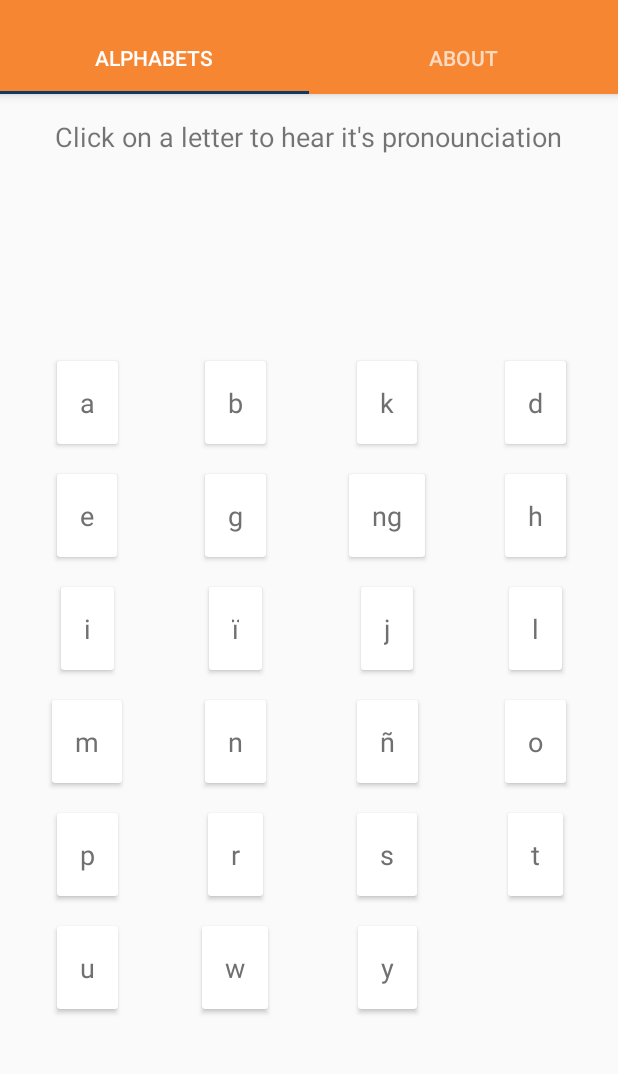
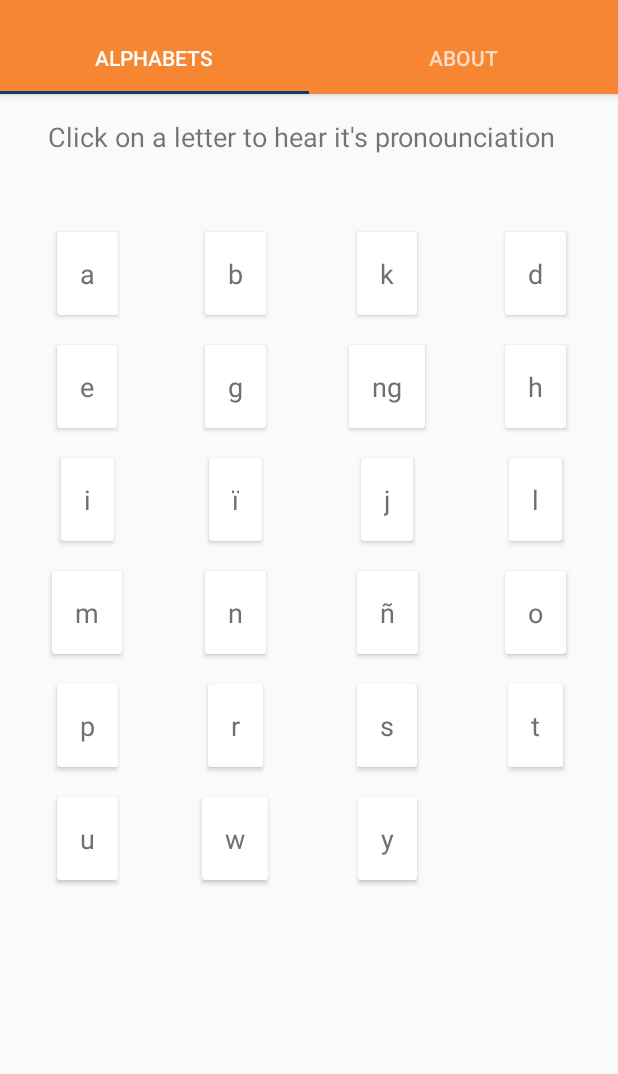
Before and after one commit to tanuj-05/khasi-eng-dictionary-new, an Android app: the FragmentLanguagesAlphabets screen opened directly, with no data from a screen before it, on a phone screen of 412 x 824 dp, the part 74-1148 px from its top. Run offline under Robolectric (Android 15) with nearby library versions, the phone set to English and light mode, and no system bars; Roboto replaces fonts that are not available here.

Commit message:
Cleaned the code.

```diff
--- a/app/src/main/res/layout/fragment_language_alphabets.xml
+++ b/app/src/main/res/layout/fragment_language_alphabets.xml
@@ -1,5 +1,5 @@
 <?xml version="1.0" encoding="utf-8"?>
-<android.support.constraint.ConstraintLayout xmlns:android="http://schemas.android.com/apk/res/android"
+<RelativeLayout xmlns:android="http://schemas.android.com/apk/res/android"
     xmlns:app="http://schemas.android.com/apk/res-auto"
     xmlns:tools="http://schemas.android.com/tools"
     android:id="@+id/constraintLayout"
@@ -11,15 +11,18 @@
         android:id="@+id/mainGrid"
         android:layout_width="match_parent"
         android:layout_height="wrap_content"
+        android:layout_below="@+id/textView11"
+        android:verticalSpacing="0dp"
+        android:horizontalSpacing="0dp"
+        android:stretchMode="columnWidth"
         android:layout_marginStart="8dp"
         android:layout_marginLeft="8dp"
+        android:layout_marginTop="30dp"
         android:layout_marginEnd="8dp"
         android:layout_marginRight="8dp"
-        android:layout_marginBottom="32dp"
+        android:layout_marginBottom="10dp"
         android:gravity="center_vertical"
-        android:horizontalSpacing="1dp"
         android:padding="0dp"
-        android:verticalSpacing="10dp"
         app:columnCount="4"
         app:layout_constraintBottom_toBottomOf="parent"
         app:layout_constraintEnd_toEndOf="parent"
@@ -39,7 +42,8 @@
             android:padding="10dp"
             app:layout_columnWeight="0.5"
             app:layout_gravity="center_horizontal|center_vertical"
-            app:layout_rowWeight="0.5">
+            app:layout_rowWeight="0.5"
+            android:focusable="true">
 
             <LinearLayout
                 android:layout_width="wrap_content"
@@ -841,4 +845,4 @@
         app:layout_constraintEnd_toEndOf="parent"
         app:layout_constraintStart_toStartOf="parent"
         app:layout_constraintTop_toTopOf="parent" />
-</android.support.constraint.ConstraintLayout>
+</RelativeLayout>
--- a/app/src/main/res/values/strings.xml
+++ b/app/src/main/res/values/strings.xml
@@ -18,7 +18,7 @@
 
     <!--Test ID for adMob-->
     <!--ca-app-pub-3940256099942544/6300978111-->
-    <string name="banner_ad_unit_id">ca-app-pub-3940256099942544/6300978111</string>
+    <string name="banner_ad_unit_id">ca-app-pub-3864929010566502~3801292561</string>
     <string name="source">Source:</string>
     <string name="title_activity_alphabet">AlphabetActivity</string>
     <string name="title_activity_language">Language</string>
```
Also changed, not shown: app/src/main/java/com/example/android/justtrying/FileHelperFavourite.java (+0 -32 lines).
